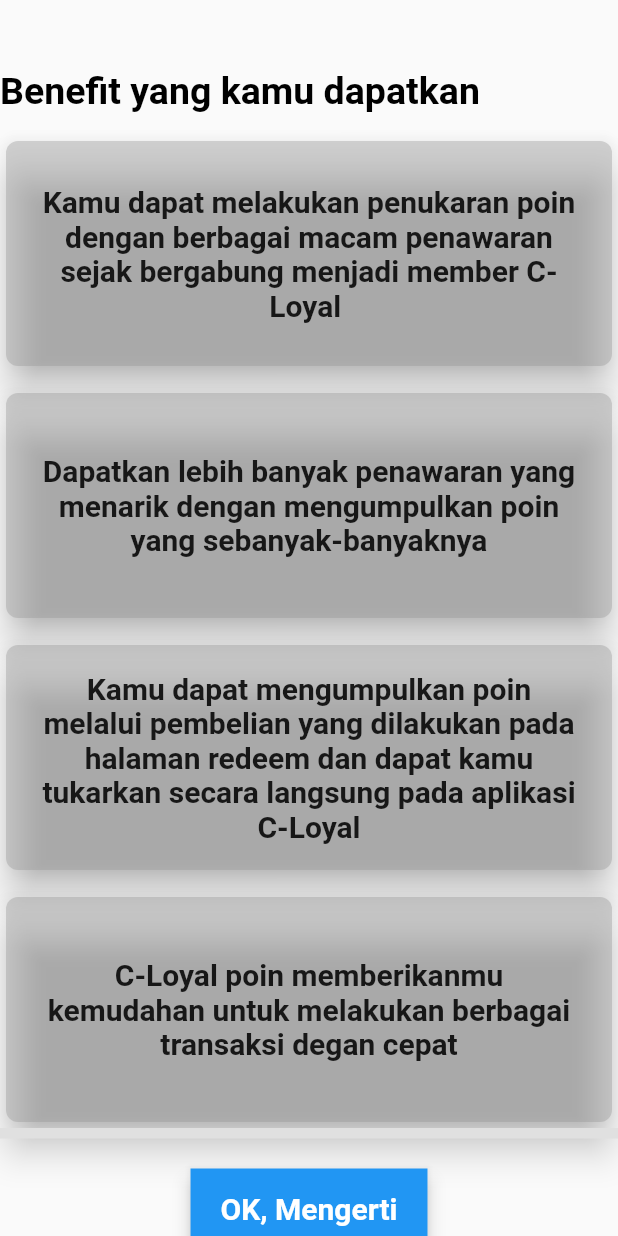
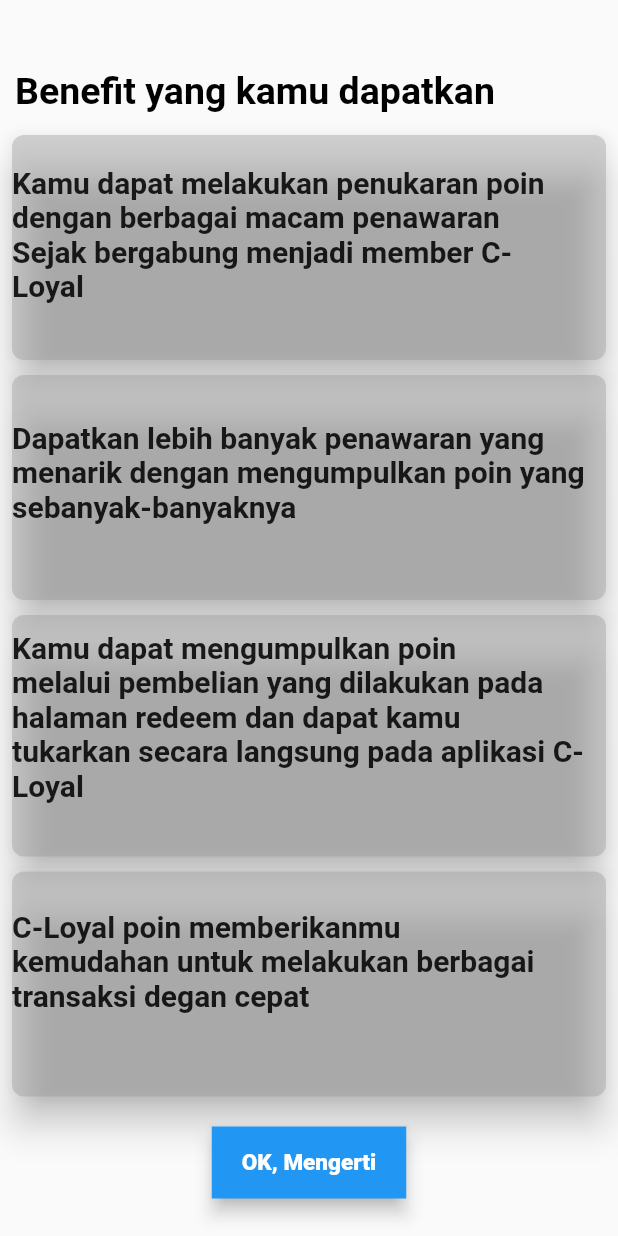
Before and after one commit to Kelompok-26/flutter, a Flutter app: the BenefitScreen screen opened directly, on a phone screen of 412 x 824 dp. Run offline on Flutter 3.47's test engine with Material 2 defaults, Android fonts, the phone set to English and light mode, and no system bars; our stand-ins replace dio, flutter_svg, fluttertoast.

Commit message:
Memperbaiki Bug pada setiap Screen

```diff
--- a/portal_costumer/lib/Model/Detail_model.dart
+++ b/portal_costumer/lib/Model/Detail_model.dart
@@ -25,6 +25,7 @@
           child: Image.asset(image, fit: BoxFit.cover,),
         ),
         Expanded(
+          child: SingleChildScrollView(
             child: Card(
               elevation: 10,
               child: Container(
@@ -62,6 +63,7 @@
               Text(syarat)
                 ],)
               ),
+            ),
           )),
           Container(
             height: 7,
--- a/portal_costumer/lib/Model/ModelClass/Login_model.dart
+++ b/portal_costumer/lib/Model/ModelClass/Login_model.dart
@@ -4,10 +4,10 @@
 
   loginModel({this.phonenumber, this.password});
 
-  loginModel.fromJson(Map<String, dynamic> json) {
-    phonenumber = json['phonenumber'];
+  loginModel.fromJson(Map<String, dynamic> json) :
+    phonenumber = json['phonenumber'],
     password = json['password'];
-  }
+
 
   Map<String, dynamic> toJson() {
     final Map<String, dynamic> data = new Map<String, dynamic>();
--- a/portal_costumer/lib/Screen/Benefit_Screen.dart
+++ b/portal_costumer/lib/Screen/Benefit_Screen.dart
@@ -5,21 +5,27 @@
 
   @override
   Widget build(BuildContext context) {
-    return ListView(
+    return Scaffold(
+      body : ListView(
         scrollDirection: Axis.vertical,
         children :[
           Column(
-        mainAxisAlignment: MainAxisAlignment.center,
           crossAxisAlignment : CrossAxisAlignment.start ,
           children: [
             Padding(padding: EdgeInsets.only(top: 46)),
+            Row(
+              children: [
+                SizedBox(width: 10,),
                 Text('Benefit yang kamu dapatkan', style: TextStyle(
                   inherit : false,
                   color : Colors.black,
                   fontSize: 25,
                    fontWeight : FontWeight.w600,),),
+              ],
+            ),
               Padding(padding: EdgeInsets.only(top: 15)),
             Card(
+              margin: EdgeInsets.only(right : 8.0, left: 8.0),
                  color: Color.fromARGB(97, 150, 150, 150),
               elevation : 10,
                shape: RoundedRectangleBorder(
@@ -28,11 +34,12 @@
                 height:  150,
                 width: double.infinity,
                 child: Column(
-                mainAxisAlignment: MainAxisAlignment.center,
+                  mainAxisAlignment: MainAxisAlignment.start,
+                  crossAxisAlignment: CrossAxisAlignment.start,
                   children: [
-                  Text('Kamu dapat melakukan penukaran poin', style : TextStyle(fontSize: 20, fontWeight: FontWeight.w700)),
-                  Text('dengan berbagai macam penawaran', style : TextStyle(fontSize: 20, fontWeight: FontWeight.w700)),
-                  Text('sejak bergabung menjadi member C-', style : TextStyle(fontSize: 20, fontWeight: FontWeight.w700)),
+                    Padding(padding: EdgeInsets.only(top:20)),
+                    Text('Kamu dapat melakukan penukaran poin dengan berbagai macam penawaran', style : TextStyle(fontSize: 20, fontWeight: FontWeight.w700)),
+                    Text('Sejak bergabung menjadi member C-', style : TextStyle(fontSize: 20, fontWeight: FontWeight.w700)),
                     Text('Loyal ', style : TextStyle(fontSize: 20, fontWeight: FontWeight.w700)),
                   ],
                 ),
@@ -40,6 +47,7 @@
             ),
            Padding(padding: EdgeInsets.only(top:10)),
             Card(
+               margin: EdgeInsets.only(right : 8.0, left: 8.0),
                  color: Color.fromARGB(97, 150, 150, 150),
               elevation : 10,
                shape: RoundedRectangleBorder(
@@ -48,17 +56,40 @@
                 height:  150,
                 width: double.infinity,
                 child: Column(
-                mainAxisAlignment: MainAxisAlignment.center,
+                   mainAxisAlignment: MainAxisAlignment.start,
+                  crossAxisAlignment: CrossAxisAlignment.start,
                   children: [
-                  Text('Dapatkan lebih banyak penawaran yang', style : TextStyle(fontSize: 20, fontWeight: FontWeight.w700)),
-                  Text('menarik dengan mengumpulkan poin', style : TextStyle(fontSize: 20, fontWeight: FontWeight.w700)),
-                  Text('yang sebanyak-banyaknya', style : TextStyle(fontSize: 20, fontWeight: FontWeight.w700)),
+                      Padding(padding: EdgeInsets.only(top:30)),
+                    Text('Dapatkan lebih banyak penawaran yang menarik dengan mengumpulkan poin yang sebanyak-banyaknya', style : TextStyle(fontSize: 20, fontWeight: FontWeight.w700)),
                   ],
                 ),
               ),
             ),
             Padding(padding: EdgeInsets.only(top:10)),
             Card(
+               margin: EdgeInsets.only(right : 8.0, left: 8.0),
+                 color: Color.fromARGB(97, 150, 150, 150),
+              elevation : 10,
+               shape: RoundedRectangleBorder(
+                    borderRadius: BorderRadius.circular(8.0)),
+              child: Container(
+                height:  161,
+                width: double.infinity,
+                child: Column(
+                 mainAxisAlignment: MainAxisAlignment.start,
+                  crossAxisAlignment: CrossAxisAlignment.start,
+                  children: [
+                    Padding(padding: EdgeInsets.only(top : 10)),
+                    Text('Kamu dapat mengumpulkan poin', style : TextStyle(fontSize: 20, fontWeight: FontWeight.w700)),
+                    Text('melalui pembelian yang dilakukan pada halaman redeem dan dapat kamu', style : TextStyle(fontSize: 20, fontWeight: FontWeight.w700)),
+                   Text('tukarkan secara langsung pada aplikasi C-Loyal', style : TextStyle(fontSize: 20, fontWeight: FontWeight.w700)),
+                  ],
+                ),
+              ),
+            ),
+            Padding(padding: EdgeInsets.only(top:10)),
+            Card(
+               margin: EdgeInsets.only(right : 8.0, left: 8.0),
                  color: Color.fromARGB(97, 150, 150, 150),
               elevation : 10,
                shape: RoundedRectangleBorder(
@@ -67,39 +98,16 @@
                 height:  150,
                 width: double.infinity,
                 child: Column(
-                mainAxisAlignment: MainAxisAlignment.center,
+                 mainAxisAlignment: MainAxisAlignment.start,
+                  crossAxisAlignment: CrossAxisAlignment.start,
                   children: [
-                  Text('Kamu dapat mengumpulkan poin', style : TextStyle(fontSize: 20, fontWeight: FontWeight.w700)),
-                  Text('melalui pembelian yang dilakukan pada', style : TextStyle(fontSize: 20, fontWeight: FontWeight.w700)),
-                  Text('halaman redeem dan dapat kamu', style : TextStyle(fontSize: 20, fontWeight: FontWeight.w700)),
-                 Text('tukarkan secara langsung pada aplikasi', style : TextStyle(fontSize: 20, fontWeight: FontWeight.w700)),
-                 Text('C-Loyal', style : TextStyle(fontSize: 20, fontWeight: FontWeight.w700)),
-                ],
-              ),
-            ),
-          ),
-          Padding(padding: EdgeInsets.only(top:10)),
-          Card(
-               color: Color.fromARGB(97, 150, 150, 150),
-            elevation : 10,
-             shape: RoundedRectangleBorder(
-                  borderRadius: BorderRadius.circular(8.0)),
-            child: Container(
-              height:  150,
-              width: double.infinity,
-              child: Column(
-                mainAxisAlignment: MainAxisAlignment.center,
-                children: [
+                    Padding(padding: EdgeInsets.only(top:25)),
                     Text('C-Loyal poin memberikanmu', style : TextStyle(fontSize: 20, fontWeight: FontWeight.w700)),
                     Text('kemudahan untuk melakukan berbagai', style : TextStyle(fontSize: 20, fontWeight: FontWeight.w700)),
                     Text('transaksi degan cepat', style : TextStyle(fontSize: 20, fontWeight: FontWeight.w700)),
                   ],
                 ),
               ),
-          ),
-              Container(
-              height: 7,
-              color: Colors.grey[300],
             ),
             Padding(padding: EdgeInsets.only(top: 20)),
           ],
@@ -118,13 +126,14 @@
           child: const Text('OK, Mengerti',
              textAlign: TextAlign.center,
              style: TextStyle(
-           fontSize: 20,
+             fontSize: 15,
              color: Colors.white,
-           fontWeight: FontWeight.bold),),
+             fontWeight: FontWeight.w800),),
            ),
             )
         ],
        )
-    ]);
+      ]),
+    );
   }
 }
--- a/portal_costumer/lib/Screen/TukarPoint_Screen.dart
+++ b/portal_costumer/lib/Screen/TukarPoint_Screen.dart
@@ -76,6 +76,7 @@
         ),
         Expanded(child:
             Container(
+              child: SingleChildScrollView(
                 child: Column(
                   children: [
                     SizedBox(height: 20,),
@@ -128,6 +129,7 @@
                  )
                   ],
                 ),
+              ),
             )),
 
       ],
--- a/portal_costumer/lib/main.dart
+++ b/portal_costumer/lib/main.dart
@@ -29,7 +29,7 @@
     return MaterialApp(
       debugShowCheckedModeBanner: false,
       title: 'Flutter Demo',
-      home: HomeScreen(),
+      home: loginScreen(),
     );
   }
 }
--- a/portal_costumer/pubspec.yaml
+++ b/portal_costumer/pubspec.yaml
@@ -32,6 +32,7 @@
   dio: ^4.0.6
   provider: ^6.0.2
   fluttertoast: ^8.0.9
+  flutter_svg: ^1.1.1+1
 
   # The following adds the Cupertino Icons font to your application.
   # Use with the CupertinoIcons class for iOS style icons.
```
Also changed, not shown: portal_costumer/lib/Model/API/api_model.dart (+8 -7 lines), portal_costumer/lib/Screen/Home_Screen.dart (+17 -16 lines), portal_costumer/lib/Screen/Login_Screen.dart (+47 -72 lines), portal_costumer/lib/Screen/Point_Screen.dart (+27 -29 lines), portal_costumer/lib/Screen/Profile_Screen.dart (+8 -2 lines), portal_costumer/lib/Screen/Registration_Screen.dart (+6 -6 lines), portal_costumer/assets/logo/cuate.svg (added), portal_costumer/assets/logo/iconsplash.svg (added), portal_costumer/lib/Model/ModelClass/Produck_model.dart (line endings or trailing spaces), portal_costumer/lib/Model/Pulsa_model.dart (line endings or trailing spaces), portal_costumer/pubspec.lock, 1 other file. Lines whose indentation alone changed are shown as unchanged.
